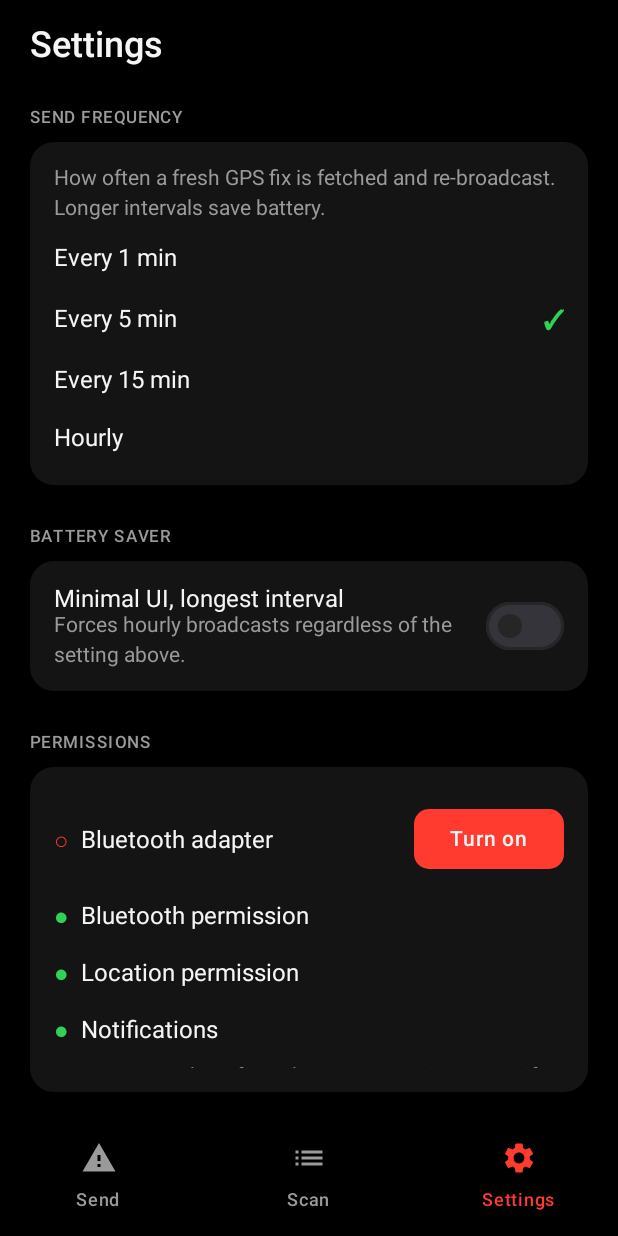
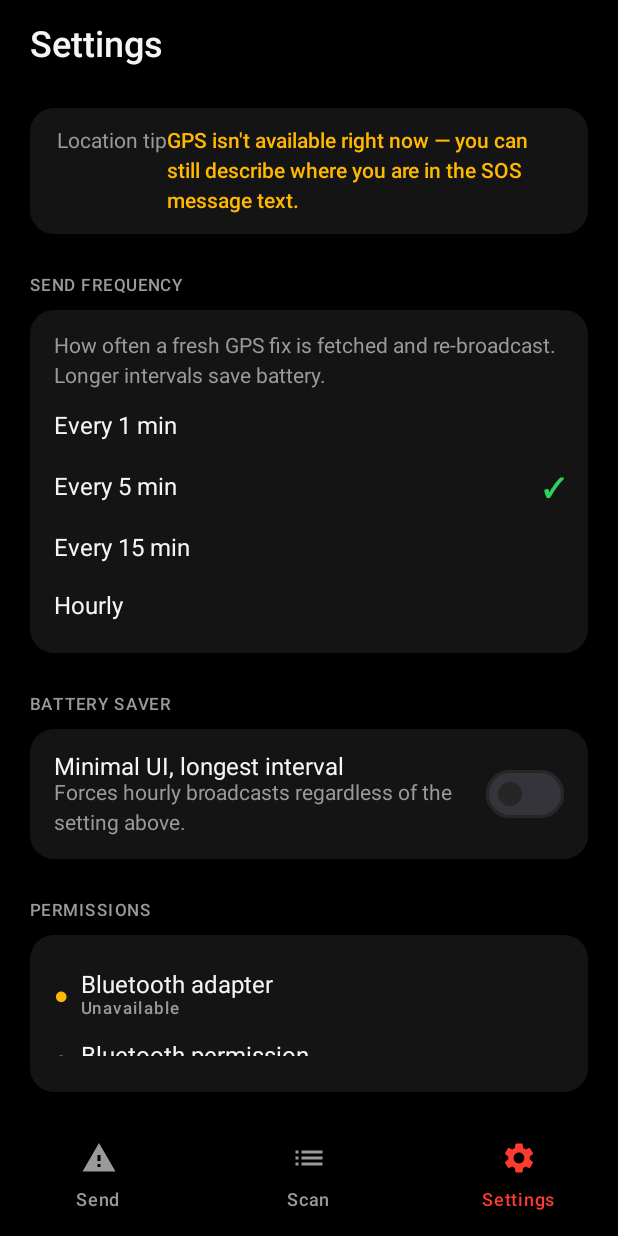
Before and after one commit to JasonKyawLab/ResQ, an Android app built with Jetpack Compose: the SettingsRoute screen opened through its navigation route, on a phone screen of 412 x 824 dp. Run offline under Robolectric (Android 15) with nearby library versions, the phone set to English and light mode, and no system bars.

Commit message:
Tri-state permission status, locked battery-saver interval, location fallback tip
- PermissionStatus (GRANTED/DENIED/UNAVAILABLE) replaces plain booleans
  for every Settings permission row, so "off" and "no hardware for this"
  render differently (red vs amber) instead of looking identical.
- Send-frequency picker in Settings now visibly dims and disables while
  battery saver is on, instead of just losing its checkmark.
- When GPS is unreliable (no permission, no provider, or no location
  hardware at all), both Settings and the Sender screen now show a tip
  to describe the location in the SOS message text instead of waiting
  on a fix that may never arrive.
- Fixed the launcher icon's capsule geometry (see inline comment) and
  matched spacing/offset to the agreed reference.

```diff
--- a/app/src/main/java/com/resq/app/core/ble/BleCapability.kt
+++ b/app/src/main/java/com/resq/app/core/ble/BleCapability.kt
@@ -3,7 +3,9 @@ package com.resq.app.core.ble
 import android.bluetooth.BluetoothAdapter
 import android.bluetooth.BluetoothManager
 import android.content.Context
+import android.content.pm.PackageManager
 import com.resq.app.core.permissions.PermissionManager
+import com.resq.app.core.permissions.PermissionStatus
 
 /** What ResQ can currently do with the radio on this device, checked before every BLE op. */
 sealed interface BleReadiness {
@@ -37,4 +39,21 @@ object BleCapability {
     }
 
     fun isBluetoothEnabled(context: Context): Boolean = adapter(context)?.isEnabled == true
+
+    fun hasBleHardware(context: Context): Boolean =
+        context.packageManager.hasSystemFeature(PackageManager.FEATURE_BLUETOOTH_LE)
+
+    /** Is the radio itself on? Distinct from whether we're allowed to use it — see [bluetoothPermissionStatus]. */
+    fun adapterStatus(context: Context): PermissionStatus = when {
+        !hasBleHardware(context) -> PermissionStatus.UNAVAILABLE
+        adapter(context) == null -> PermissionStatus.UNAVAILABLE
+        adapter(context)?.isEnabled != true -> PermissionStatus.DENIED
+        else -> PermissionStatus.GRANTED
+    }
+
+    fun bluetoothPermissionStatus(context: Context): PermissionStatus = when {
+        !hasBleHardware(context) -> PermissionStatus.UNAVAILABLE
+        PermissionManager.hasBluetoothPermissions(context) -> PermissionStatus.GRANTED
+        else -> PermissionStatus.DENIED
+    }
 }
--- /dev/null
+++ b/app/src/main/java/com/resq/app/core/location/LocationCapability.kt
@@ -0,0 +1,47 @@
+package com.resq.app.core.location
+
+import android.content.Context
+import android.content.pm.PackageManager
+import android.location.LocationManager
+import com.resq.app.core.permissions.PermissionManager
+import com.resq.app.core.permissions.PermissionStatus
+
+/**
+ * Location has two independently-failing layers, and the UI needs to
+ * tell them apart: a permission the user can grant in two taps, versus
+ * no location provider existing on this hardware at all (some
+ * BLE-only/tablet devices genuinely have no GPS or network location).
+ * The latter is what should steer someone toward typing their location
+ * into the SOS message by hand instead of waiting on a fix that will
+ * never arrive.
+ */
+object LocationCapability {
+
+    fun hasLocationHardware(context: Context): Boolean =
+        context.packageManager.hasSystemFeature(PackageManager.FEATURE_LOCATION)
+
+    fun permissionStatus(context: Context): PermissionStatus = when {
+        !hasLocationHardware(context) -> PermissionStatus.UNAVAILABLE
+        PermissionManager.hasLocationPermissions(context) -> PermissionStatus.GRANTED
+        else -> PermissionStatus.DENIED
+    }
+
+    /** Is there a provider on this device, and is it currently switched on? */
+    fun serviceStatus(context: Context): PermissionStatus {
+        val locationManager = context.getSystemService(LocationManager::class.java)
+            ?: return PermissionStatus.UNAVAILABLE
+        val hasAnyProvider = runCatching { locationManager.allProviders.isNotEmpty() }.getOrDefault(false)
+        if (!hasAnyProvider) return PermissionStatus.UNAVAILABLE
+
+        val enabled = runCatching {
+            locationManager.isProviderEnabled(LocationManager.GPS_PROVIDER) ||
+                locationManager.isProviderEnabled(LocationManager.NETWORK_PROVIDER)
+        }.getOrDefault(false)
+        return if (enabled) PermissionStatus.GRANTED else PermissionStatus.DENIED
+    }
+
+    /** True whenever an automatic GPS fix can't be expected to work — permission, hardware, or service. */
+    fun isUnreliable(context: Context): Boolean =
+        permissionStatus(context) != PermissionStatus.GRANTED ||
+            serviceStatus(context) != PermissionStatus.GRANTED
+}
--- a/app/src/main/java/com/resq/app/core/permissions/PermissionManager.kt
+++ b/app/src/main/java/com/resq/app/core/permissions/PermissionManager.kt
@@ -67,4 +67,14 @@ object PermissionManager {
     fun hasEverythingRequired(context: Context): Boolean =
         hasBluetoothPermissions(context) && hasLocationPermissions(context) &&
             hasNotificationPermission(context)
+
+    /** Pre-33 there's no runtime notification permission to grant — it's simply always on. */
+    fun notificationStatus(context: Context): PermissionStatus =
+        if (Build.VERSION.SDK_INT < Build.VERSION_CODES.TIRAMISU) {
+            PermissionStatus.GRANTED
+        } else if (hasNotificationPermission(context)) {
+            PermissionStatus.GRANTED
+        } else {
+            PermissionStatus.DENIED
+        }
 }
--- /dev/null
+++ b/app/src/main/java/com/resq/app/core/permissions/PermissionStatus.kt
@@ -0,0 +1,13 @@
+package com.resq.app.core.permissions
+
+/**
+ * Three states, not two — "denied" (fixable by the user, right now, in
+ * this app) and "unavailable" (this device has no radio/sensor for it,
+ * no amount of tapping "grant" will help) need different UI: a grant
+ * button for the former, nothing actionable for the latter.
+ */
+enum class PermissionStatus {
+    GRANTED,
+    DENIED,
+    UNAVAILABLE,
+}
--- a/app/src/main/java/com/resq/app/ui/sender/SenderScreen.kt
+++ b/app/src/main/java/com/resq/app/ui/sender/SenderScreen.kt
@@ -24,10 +24,10 @@ import androidx.compose.ui.text.font.FontWeight
 import androidx.compose.ui.text.input.ImeAction
 import androidx.compose.ui.unit.dp
 import androidx.lifecycle.viewmodel.compose.viewModel
-import com.resq.app.core.permissions.PermissionManager
 import com.resq.app.ui.components.BeaconToggleButton
 import com.resq.app.ui.components.StatusCard
 import com.resq.app.ui.components.StatusRow
+import com.resq.app.ui.theme.BeaconAmber
 import com.resq.app.ui.theme.BeaconGreen
 import com.resq.app.ui.theme.SignalRed
 import com.resq.app.ui.theme.TextPrimary
@@ -87,6 +87,18 @@ private fun SenderScreen(
 
         if (!state.permissionsGranted || !state.bluetoothReady) {
             ReadinessBanner(state)
+        }
+
+        if (state.locationUnreliable) {
+            StatusCard(
+                rows = listOf(
+                    StatusRow(
+                        "Location tip",
+                        "GPS isn't available right now — describe where you are in the message below.",
+                        BeaconAmber,
+                    )
+                )
+            )
         }
 
         OutlinedTextField(
--- a/app/src/main/java/com/resq/app/ui/sender/SenderUiState.kt
+++ b/app/src/main/java/com/resq/app/ui/sender/SenderUiState.kt
@@ -10,4 +10,5 @@ data class SenderUiState(
     val batteryPercent: Int = -1,
     val bluetoothReady: Boolean = true,
     val permissionsGranted: Boolean = true,
+    val locationUnreliable: Boolean = false,
 )
--- a/app/src/main/java/com/resq/app/ui/sender/SenderViewModel.kt
+++ b/app/src/main/java/com/resq/app/ui/sender/SenderViewModel.kt
@@ -8,6 +8,7 @@ import androidx.lifecycle.viewModelScope
 import com.resq.app.core.ble.BleCapability
 import com.resq.app.core.ble.BleReadiness
 import com.resq.app.core.di.ServiceLocator
+import com.resq.app.core.location.LocationCapability
 import com.resq.app.core.permissions.PermissionManager
 import com.resq.app.core.service.ResQForegroundService
 import kotlinx.coroutines.flow.MutableStateFlow
@@ -36,6 +37,7 @@ class SenderViewModel(application: Application) : AndroidViewModel(application)
             batteryPercent = if (session.batteryPercent >= 0) session.batteryPercent else locator.batteryPercent(),
             bluetoothReady = BleCapability.readinessToAdvertise(application) == BleReadiness.Ready,
             permissionsGranted = PermissionManager.hasEverythingRequired(application),
+            locationUnreliable = LocationCapability.isUnreliable(application),
         )
     }.stateIn(viewModelScope, SharingStarted.WhileSubscribed(5_000), SenderUiState())
 
--- a/app/src/main/java/com/resq/app/ui/settings/SettingsScreen.kt
+++ b/app/src/main/java/com/resq/app/ui/settings/SettingsScreen.kt
@@ -24,11 +24,16 @@ import androidx.compose.runtime.collectAsState
 import androidx.compose.runtime.getValue
 import androidx.compose.ui.Alignment
 import androidx.compose.ui.Modifier
+import androidx.compose.ui.draw.alpha
 import androidx.compose.ui.platform.LocalContext
 import androidx.compose.ui.text.font.FontWeight
 import androidx.compose.ui.unit.dp
 import androidx.lifecycle.viewmodel.compose.viewModel
 import com.resq.app.core.data.model.BroadcastInterval
+import com.resq.app.core.permissions.PermissionStatus
+import com.resq.app.ui.components.StatusCard
+import com.resq.app.ui.components.StatusRow
+import com.resq.app.ui.theme.BeaconAmber
 import com.resq.app.ui.theme.BeaconGreen
 import com.resq.app.ui.theme.SignalRed
 import com.resq.app.ui.theme.SurfaceCard
@@ -79,6 +84,18 @@ private fun SettingsScreen(
     ) {
         Text("Settings", style = MaterialTheme.typography.headlineMedium, color = TextPrimary)
 
+        if (state.locationUnreliable) {
+            StatusCard(
+                rows = listOf(
+                    StatusRow(
+                        "Location tip",
+                        "GPS isn't available right now — you can still describe where you are in the SOS message text.",
+                        BeaconAmber,
+                    )
+                )
+            )
+        }
+
         SettingsSection(title = "Send frequency") {
             Text(
                 "How often a fresh GPS fix is fetched and re-broadcast. Longer intervals save battery.",
@@ -86,7 +103,10 @@ private fun SettingsScreen(
                 color = TextSecondary,
             )
             Spacer(Modifier.height(10.dp))
-            Column(verticalArrangement = Arrangement.spacedBy(8.dp)) {
+            Column(
+                verticalArrangement = Arrangement.spacedBy(8.dp),
+                modifier = Modifier.alpha(if (state.batterySaverEnabled) 0.35f else 1f),
+            ) {
                 BroadcastInterval.entries.forEach { interval ->
                     IntervalRow(
                         interval = interval,
@@ -95,6 +115,14 @@ private fun SettingsScreen(
                         onClick = { onIntervalSelected(interval) },
                     )
                 }
+            }
+            if (state.batterySaverEnabled) {
+                Spacer(Modifier.height(8.dp))
+                Text(
+                    "Locked while battery saver is on — turn it off to pick a interval.",
+                    style = MaterialTheme.typography.labelSmall,
+                    color = TextSecondary,
+                )
             }
         }
 
@@ -121,26 +149,38 @@ private fun SettingsScreen(
         }
 
         SettingsSection(title = "Permissions") {
-            PermissionRow("Bluetooth adapter", state.bluetoothEnabled, onRequestBluetoothEnable, "Turn on")
+            PermissionRow("Bluetooth adapter", state.bluetoothAdapterStatus, onRequestBluetoothEnable, "Turn on")
             PermissionRow(
                 "Bluetooth permission",
-                state.bluetoothPermissionGranted,
+                state.bluetoothPermissionStatus,
                 onRequestRuntimePermissions,
                 "Grant",
             )
             PermissionRow(
                 "Location permission",
-                state.locationPermissionGranted,
+                state.locationPermissionStatus,
                 onRequestRuntimePermissions,
                 "Grant",
             )
             PermissionRow(
+                "Location services",
+                state.locationServiceStatus,
+                onOpenAppSettings,
+                "Turn on",
+            )
+            PermissionRow(
                 "Notifications",
-                state.notificationPermissionGranted,
+                state.notificationStatus,
                 onRequestRuntimePermissions,
                 "Grant",
             )
             Spacer(Modifier.height(4.dp))
+            Row(verticalAlignment = Alignment.CenterVertically, horizontalArrangement = Arrangement.spacedBy(14.dp)) {
+                LegendDot(BeaconGreen, "Set")
+                LegendDot(SignalRed, "Not set")
+                LegendDot(BeaconAmber, "Unavailable")
+            }
+            Spacer(Modifier.height(10.dp))
             Text(
                 "Manage everything from the system settings page if a toggle doesn't respond.",
                 style = MaterialTheme.typography.bodyMedium,
@@ -204,20 +244,32 @@ private fun IntervalRow(
 }
 
 @Composable
-private fun PermissionRow(label: String, granted: Boolean, onAction: () -> Unit, actionLabel: String) {
+private fun PermissionRow(
+    label: String,
+    status: PermissionStatus,
+    onAction: () -> Unit,
+    actionLabel: String,
+) {
+    val (dotColor, statusText) = when (status) {
+        PermissionStatus.GRANTED -> BeaconGreen to "Set"
+        PermissionStatus.DENIED -> SignalRed to "Not set"
+        PermissionStatus.UNAVAILABLE -> BeaconAmber to "Unavailable"
+    }
     Row(
         modifier = Modifier.fillMaxWidth().padding(vertical = 8.dp),
         horizontalArrangement = Arrangement.SpaceBetween,
         verticalAlignment = Alignment.CenterVertically,
     ) {
         Row(verticalAlignment = Alignment.CenterVertically, horizontalArrangement = Arrangement.spacedBy(8.dp)) {
-            Text(
-                if (granted) "●" else "○",
-                color = if (granted) BeaconGreen else SignalRed,
-            )
-            Text(label, style = MaterialTheme.typography.bodyLarge, color = TextPrimary)
+            Text("●", color = dotColor)
+            Column {
+                Text(label, style = MaterialTheme.typography.bodyLarge, color = TextPrimary)
+                if (status == PermissionStatus.UNAVAILABLE) {
+                    Text(statusText, style = MaterialTheme.typography.labelSmall, color = TextSecondary)
+                }
+            }
         }
-        if (!granted) {
+        if (status == PermissionStatus.DENIED) {
             Button(
                 onClick = onAction,
                 colors = ButtonDefaults.buttonColors(containerColor = SignalRed, contentColor = TextPrimary),
@@ -228,3 +280,11 @@ private fun PermissionRow(label: String, granted: Boolean, onAction: () -> Unit,
         }
     }
 }
+
+@Composable
+private fun LegendDot(color: androidx.compose.ui.graphics.Color, label: String) {
+    Row(verticalAlignment = Alignment.CenterVertically, horizontalArrangement = Arrangement.spacedBy(5.dp)) {
+        Text("●", color = color, style = MaterialTheme.typography.labelSmall)
+        Text(label, style = MaterialTheme.typography.labelSmall, color = TextSecondary)
+    }
+}
--- a/app/src/main/java/com/resq/app/ui/settings/SettingsUiState.kt
+++ b/app/src/main/java/com/resq/app/ui/settings/SettingsUiState.kt
@@ -1,13 +1,20 @@
 package com.resq.app.ui.settings
 
 import com.resq.app.core.data.model.BroadcastInterval
+import com.resq.app.core.permissions.PermissionStatus
 
 data class SettingsUiState(
     val senderIdDisplay: String = "—",
     val sendInterval: BroadcastInterval = BroadcastInterval.DEFAULT,
     val batterySaverEnabled: Boolean = false,
-    val bluetoothEnabled: Boolean = false,
-    val bluetoothPermissionGranted: Boolean = false,
-    val locationPermissionGranted: Boolean = false,
-    val notificationPermissionGranted: Boolean = true,
-)
+    val bluetoothAdapterStatus: PermissionStatus = PermissionStatus.DENIED,
+    val bluetoothPermissionStatus: PermissionStatus = PermissionStatus.DENIED,
+    val locationPermissionStatus: PermissionStatus = PermissionStatus.DENIED,
+    val locationServiceStatus: PermissionStatus = PermissionStatus.DENIED,
+    val notificationStatus: PermissionStatus = PermissionStatus.GRANTED,
+) {
+    /** Drives the "describe your location in the message" tip — see LocationCapability's doc. */
+    val locationUnreliable: Boolean
+        get() = locationPermissionStatus != PermissionStatus.GRANTED ||
+            locationServiceStatus != PermissionStatus.GRANTED
+}
--- a/app/src/main/java/com/resq/app/ui/settings/SettingsViewModel.kt
+++ b/app/src/main/java/com/resq/app/ui/settings/SettingsViewModel.kt
@@ -8,6 +8,7 @@ import androidx.lifecycle.viewModelScope
 import com.resq.app.core.ble.BleCapability
 import com.resq.app.core.data.model.BroadcastInterval
 import com.resq.app.core.di.ServiceLocator
+import com.resq.app.core.location.LocationCapability
 import com.resq.app.core.permissions.PermissionManager
 import kotlinx.coroutines.flow.MutableStateFlow
 import kotlinx.coroutines.flow.SharingStarted
@@ -29,10 +30,11 @@ class SettingsViewModel(application: Application) : AndroidViewModel(application
             senderIdDisplay = "#" + Integer.toHexString(settings.senderId).uppercase().takeLast(6),
             sendInterval = settings.sendInterval,
             batterySaverEnabled = settings.batterySaverEnabled,
-            bluetoothEnabled = BleCapability.isBluetoothEnabled(application),
-            bluetoothPermissionGranted = PermissionManager.hasBluetoothPermissions(application),
-            locationPermissionGranted = PermissionManager.hasLocationPermissions(application),
-            notificationPermissionGranted = PermissionManager.hasNotificationPermission(application),
+            bluetoothAdapterStatus = BleCapability.adapterStatus(application),
+            bluetoothPermissionStatus = BleCapability.bluetoothPermissionStatus(application),
+            locationPermissionStatus = LocationCapability.permissionStatus(application),
+            locationServiceStatus = LocationCapability.serviceStatus(application),
+            notificationStatus = PermissionManager.notificationStatus(application),
         )
     }.stateIn(viewModelScope, SharingStarted.WhileSubscribed(5_000), SettingsUiState())
 
--- a/app/src/main/res/drawable/ic_launcher_foreground.xml
+++ b/app/src/main/res/drawable/ic_launcher_foreground.xml
@@ -1,27 +1,37 @@
 <?xml version="1.0" encoding="utf-8"?>
 <!--
-  SOS in morse: dot-dot-dot / dash-dash-dash / dot-dot-dot, abstracted
-  into a 3x3 mark rather than literal Morse spacing — reads as a
-  distinct icon shape at launcher size while still legible as SOS once
-  you know to look for it. Everything sits inside the ~66dp adaptive
-  icon safe zone (x:34-74, y:30-78 of this 108dp canvas) so masking
-  (circle/squircle/rounded-square launchers) never clips it.
+  SOS in morse: dot-dot-dot / dash-dash-dash / dot-dot-dot. The dot rows
+  are deliberately offset (top row shifted left, bottom row shifted
+  right) rather than stacked in straight columns — gives the mark a
+  diagonal flow instead of reading as a plain grid.
+
+  Sized well inside the adaptive-icon safe zone on purpose, not just
+  technically inside it: Android Studio's adaptive-icon preview crops to
+  roughly the inner 66dp circle and zooms that crop to fill the frame,
+  so content sized right at the edge of "legal" ends up looking
+  cropped/edge-to-edge once that zoom is applied. This mark's bounding
+  box (radius ~24.5dp horizontal, ~18.5dp vertical from center) leaves
+  real margin inside that circle, not just inside the full 108dp canvas.
 -->
 <vector xmlns:android="http://schemas.android.com/apk/res/android"
     android:width="108dp"
     android:height="108dp"
     android:viewportWidth="108"
     android:viewportHeight="108">
-    <!-- S: three dots -->
-    <path android:pathData="M34,36m-5.5,0a5.5,5.5 0,1 0,11 0a5.5,5.5 0,1 0,-11 0" android:fillColor="#FFFF3B30" />
-    <path android:pathData="M54,36m-5.5,0a5.5,5.5 0,1 0,11 0a5.5,5.5 0,1 0,-11 0" android:fillColor="#FFFF3B30" />
-    <path android:pathData="M74,36m-5.5,0a5.5,5.5 0,1 0,11 0a5.5,5.5 0,1 0,-11 0" android:fillColor="#FFFF3B30" />
-    <!-- O: three dashes -->
-    <path android:pathData="M25,49h18a5,5 0,0 1,0 10h-18a5,5 0,0 1,0 -10z" android:fillColor="#FFFF3B30" />
-    <path android:pathData="M45,49h18a5,5 0,0 1,0 10h-18a5,5 0,0 1,0 -10z" android:fillColor="#FFFF3B30" />
-    <path android:pathData="M65,49h18a5,5 0,0 1,0 10h-18a5,5 0,0 1,0 -10z" android:fillColor="#FFFF3B30" />
-    <!-- S: three dots -->
-    <path android:pathData="M34,72m-5.5,0a5.5,5.5 0,1 0,11 0a5.5,5.5 0,1 0,-11 0" android:fillColor="#FFFF3B30" />
-    <path android:pathData="M54,72m-5.5,0a5.5,5.5 0,1 0,11 0a5.5,5.5 0,1 0,-11 0" android:fillColor="#FFFF3B30" />
-    <path android:pathData="M74,72m-5.5,0a5.5,5.5 0,1 0,11 0a5.5,5.5 0,1 0,-11 0" android:fillColor="#FFFF3B30" />
+    <!-- S: three dots, shifted left -->
+    <path android:pathData="M31,40m-4.5,0a4.5,4.5 0,1 0,9 0a4.5,4.5 0,1 0,-9 0" android:fillColor="#FFFF3B30" />
+    <path android:pathData="M48,40m-4.5,0a4.5,4.5 0,1 0,9 0a4.5,4.5 0,1 0,-9 0" android:fillColor="#FFFF3B30" />
+    <path android:pathData="M65,40m-4.5,0a4.5,4.5 0,1 0,9 0a4.5,4.5 0,1 0,-9 0" android:fillColor="#FFFF3B30" />
+    <!-- O: three elongated dots (capsules), 16dp total width / 9dp tall /
+         4.5 radius each, 4dp gaps between them — matches the original
+         reference proportions. The straight segment below is 7dp, NOT
+         16dp: total capsule width = straight length + 2*radius (the
+         rounded end caps bulge outward past the straight segment). -->
+    <path android:pathData="M30.5,49.5h7a4.5,4.5 0,0 1,0 9h-7a4.5,4.5 0,0 1,0 -9z" android:fillColor="#FFFF3B30" />
+    <path android:pathData="M50.5,49.5h7a4.5,4.5 0,0 1,0 9h-7a4.5,4.5 0,0 1,0 -9z" android:fillColor="#FFFF3B30" />
+    <path android:pathData="M70.5,49.5h7a4.5,4.5 0,0 1,0 9h-7a4.5,4.5 0,0 1,0 -9z" android:fillColor="#FFFF3B30" />
+    <!-- S: three dots, shifted right -->
+    <path android:pathData="M43,68m-4.5,0a4.5,4.5 0,1 0,9 0a4.5,4.5 0,1 0,-9 0" android:fillColor="#FFFF3B30" />
+    <path android:pathData="M60,68m-4.5,0a4.5,4.5 0,1 0,9 0a4.5,4.5 0,1 0,-9 0" android:fillColor="#FFFF3B30" />
+    <path android:pathData="M77,68m-4.5,0a4.5,4.5 0,1 0,9 0a4.5,4.5 0,1 0,-9 0" android:fillColor="#FFFF3B30" />
 </vector>
```
Also changed, not shown: 2 other files.
